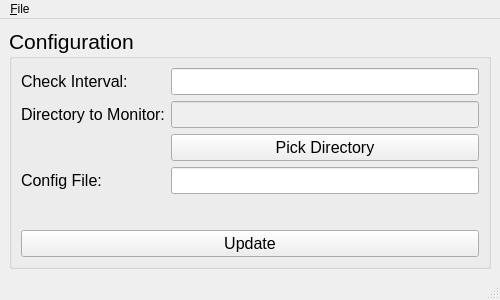
Above: faxCheck.ui from DrBassman/faxCheck before the change. Below: the same form after it.
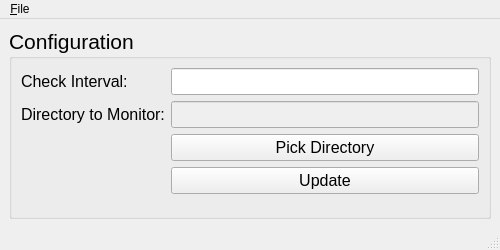
That is the form after the change.

Commit message: Remove confFile from the config file.

The edit to the form file:
```diff
--- a/faxCheck.ui
+++ b/faxCheck.ui
@@ -7,7 +7,7 @@
     <x>0</x>
     <y>0</y>
     <width>500</width>
-    <height>300</height>
+    <height>250</height>
    </rect>
   </property>
   <property name="sizePolicy">
@@ -131,60 +131,20 @@
            </property>
           </widget>
          </item>
-         <item row="4" column="0">
-          <widget class="QLabel" name="configFileLabel">
-           <property name="font">
-            <font>
-             <pointsize>12</pointsize>
-            </font>
-           </property>
-           <property name="text">
-            <string>Config File:</string>
-           </property>
-          </widget>
-         </item>
          <item row="4" column="1">
-          <widget class="QLineEdit" name="configFileLineEdit">
+          <widget class="QPushButton" name="updatePushButton">
            <property name="font">
             <font>
              <pointsize>12</pointsize>
             </font>
            </property>
-           <property name="focusPolicy">
-            <enum>Qt::NoFocus</enum>
-           </property>
-           <property name="readOnly">
-            <bool>true</bool>
+           <property name="text">
+            <string>Update</string>
            </property>
           </widget>
          </item>
         </layout>
        </item>
-       <item>
-        <spacer name="verticalSpacer">
-         <property name="orientation">
-          <enum>Qt::Vertical</enum>
-         </property>
-         <property name="sizeHint" stdset="0">
-          <size>
-           <width>20</width>
-           <height>40</height>
-          </size>
-         </property>
-        </spacer>
-       </item>
-       <item>
-        <widget class="QPushButton" name="updatePushButton">
-         <property name="font">
-          <font>
-           <pointsize>12</pointsize>
-          </font>
-         </property>
-         <property name="text">
-          <string>Update</string>
-         </property>
-        </widget>
-       </item>
       </layout>
      </widget>
     </item>
```
Left out of the diff: 2 changed lines with no effect on the pictures. The commit also changes 1 other file.
